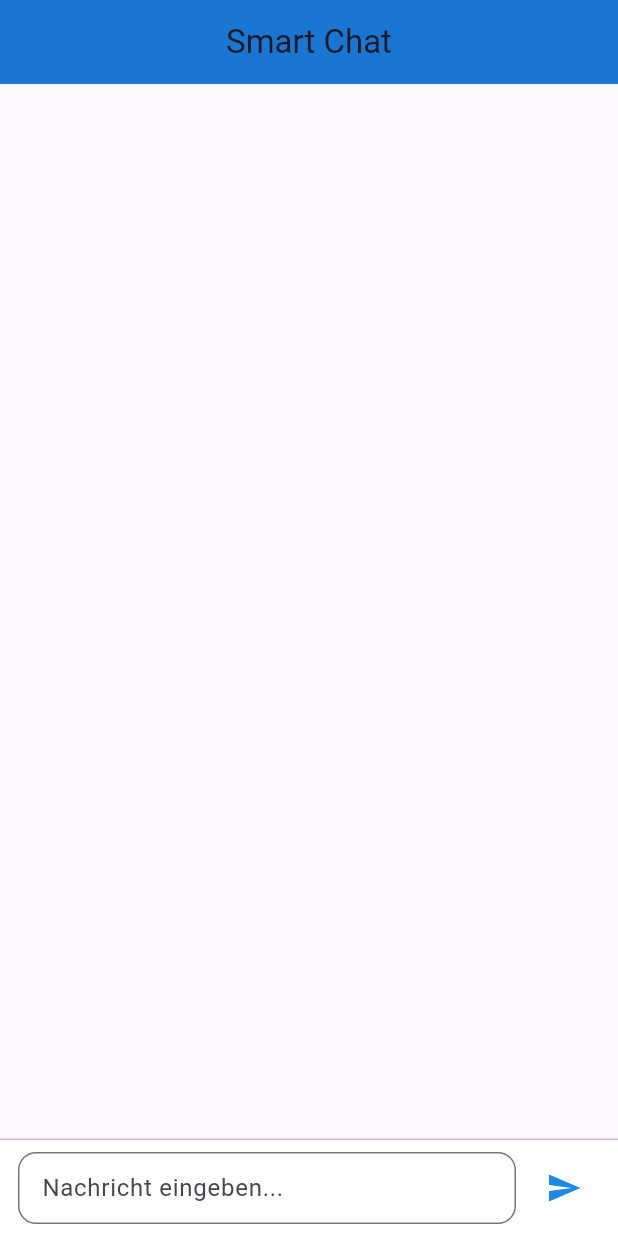
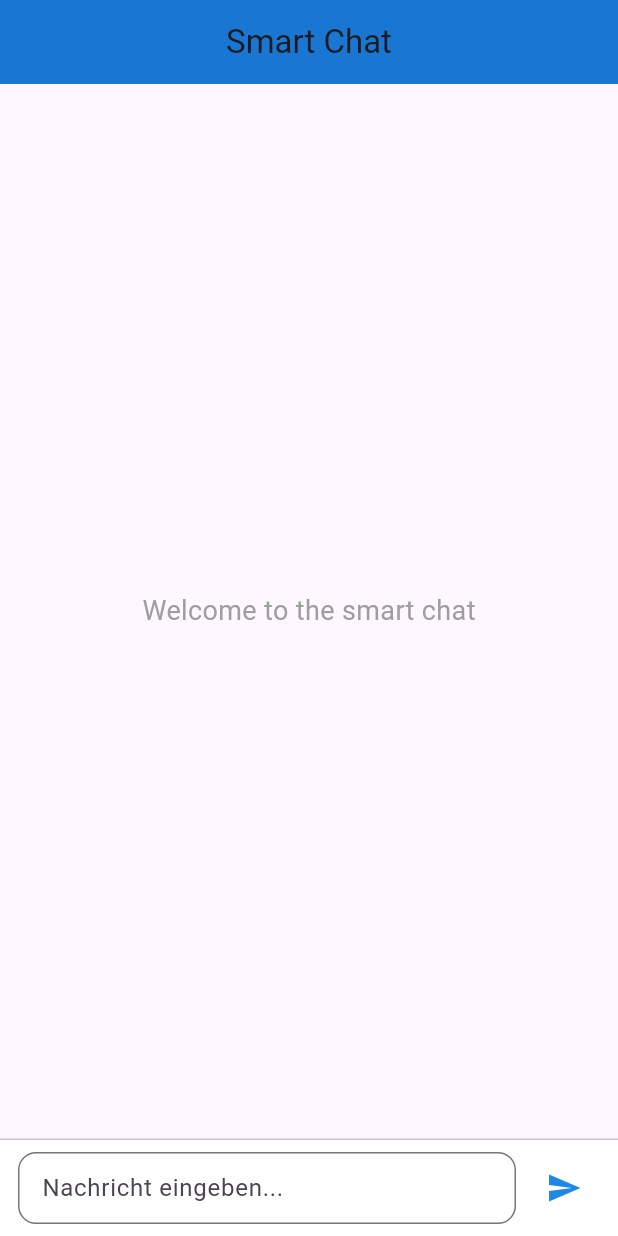
Before and after one commit to ashrafyahya/smart_chat_flutter_fastapi_llm, a Flutter app: the screen it shows after launch, on a phone screen of 412 x 824 dp. Run offline on Flutter 3.47's test engine with Material 3 defaults, Android fonts, the light colour scheme and no system bars.

Commit message:
Greeting added

```diff
--- a/smart_chat_frontend/lib/features/chat/presentation/chat_screen.dart
+++ b/smart_chat_frontend/lib/features/chat/presentation/chat_screen.dart
@@ -79,12 +79,19 @@
       body: Column(
         children: [
           Expanded(
-            child: ListView.builder(
-              controller: _scrollController,
-              itemCount: _messages.length,
-              itemBuilder: (context, index) =>
-                  ChatBubble(message: _messages[index]),
-            ),
+            child: _messages.isEmpty
+                ? const Center(
+                    child: Text(
+                      'Welcome to the smart chat',
+                      style: TextStyle(fontSize: 18, color: Colors.grey),
+                    ),
+                  )
+                : ListView.builder(
+                    controller: _scrollController,
+                    itemCount: _messages.length,
+                    itemBuilder: (context, index) =>
+                        ChatBubble(message: _messages[index]),
+                  ),
           ),
           const Divider(height: 1),
           Container(
```
